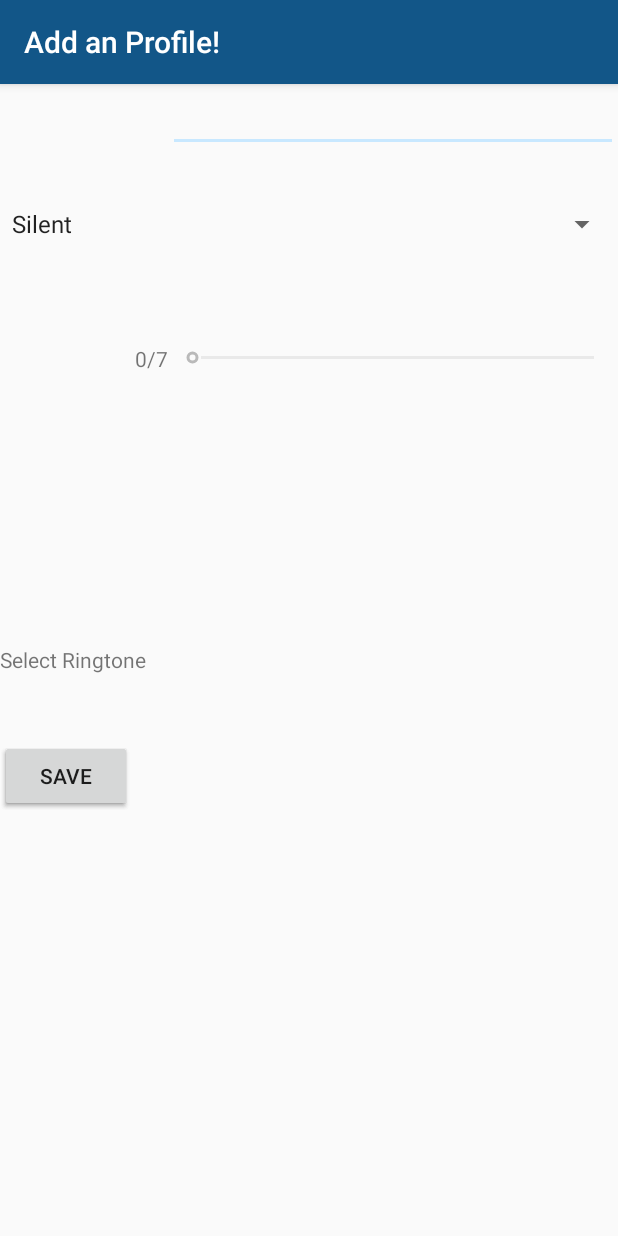
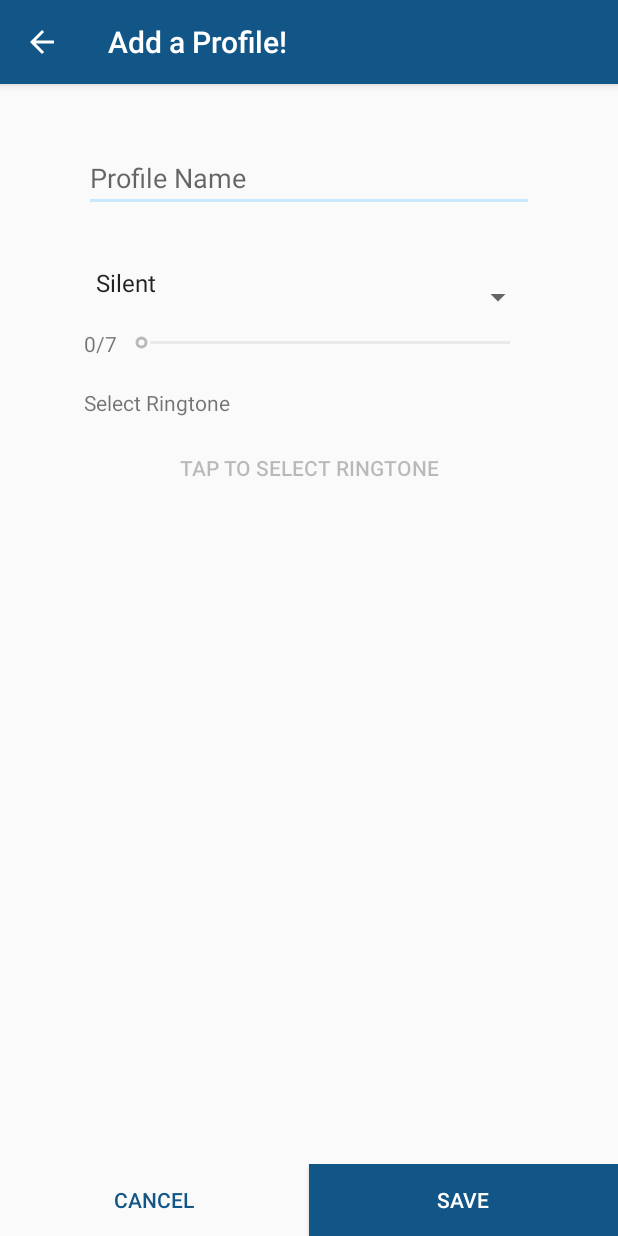
Before and after one commit to manoj2509/MainProject, an Android app: the AddProfile screen opened directly, with no data from a screen before it, on a phone screen of 412 x 824 dp. Run offline under Robolectric (Android 15) with nearby library versions, the phone set to English and light mode, and no system bars.

Commit message:
Improved Aesthetics.

```diff
--- a/app/src/main/AndroidManifest.xml
+++ b/app/src/main/AndroidManifest.xml
@@ -19,13 +19,16 @@
                 <category android:name="android.intent.category.LAUNCHER" />
             </intent-filter>
         </activity>
-        <activity android:name=".AddEvent"
+        <activity
+            android:name=".AddEvent"
             android:label="Add an Event!"
             android:parentActivityName=".MainActivity">
         </activity>
 
-        <activity android:name=".AddProfile"
-            android:label="Add an Profile!">
+        <activity
+            android:name=".AddProfile"
+            android:label="Add a Profile!"
+            android:parentActivityName=".MainActivity">
         </activity>
 
         <receiver android:name=".AlarmReceiver"/>
--- a/app/src/main/java/edu/scu/mparihar/mainproject/AddProfile.java
+++ b/app/src/main/java/edu/scu/mparihar/mainproject/AddProfile.java
@@ -64,15 +64,15 @@ public class AddProfile extends AppCompatActivity {
                 if (currentSelection[0].equals("Silent")) {
                     volumeSeekbar.setProgress(0);
                     volumeSeekbar.setEnabled(false);
-                    ringtoneButton.setVisibility(View.GONE);
+                    ringtoneButton.setEnabled(false);
                 }
                 if (currentSelection[0].equals("Vibrate Mode")) {
                     volumeSeekbar.setEnabled(false);
-                    ringtoneButton.setVisibility(View.GONE);
+                    ringtoneButton.setEnabled(false);
                 }
                 if (currentSelection[0].equals("Ringer Mode")) {
                     volumeSeekbar.setEnabled(true);
-                    ringtoneButton.setVisibility(View.VISIBLE);
+                    ringtoneButton.setEnabled(true);
                 }
             }
 
--- a/app/src/main/java/edu/scu/mparihar/mainproject/ProfileRecyclerViewAdapter.java
+++ b/app/src/main/java/edu/scu/mparihar/mainproject/ProfileRecyclerViewAdapter.java
@@ -34,7 +34,13 @@ public class ProfileRecyclerViewAdapter extends RecyclerView.Adapter<ProfileRecy
         holder.entryName.setText(profileData1.getName());
         // TODO check conditions and print accordingly.
 
-        holder.entryType.setImageResource(R.drawable.ic_volume_off_50dp);
+        if (profileData1.getType().equals("Silent")) {
+            holder.entryType.setImageResource(R.drawable.ic_volume_off_50dp);
+        } else if (profileData1.getType().equals("Vibrate Mode")) {
+            holder.entryType.setImageResource(R.drawable.ic_vibration_24dp);
+        } else {
+            holder.entryType.setImageResource(R.drawable.ic_volume_up_50dp);
+        }
     }
 
     @Override
--- a/app/src/main/res/drawable/ic_add_alert_50dp.xml
+++ b/app/src/main/res/drawable/ic_add_alert_50dp.xml
@@ -1,4 +1,4 @@
-<vector android:height="50dp" android:viewportHeight="24.0"
-    android:viewportWidth="24.0" android:width="50dp" xmlns:android="http://schemas.android.com/apk/res/android">
+<vector android:height="24dp" android:viewportHeight="24.0"
+    android:viewportWidth="24.0" android:width="24dp" xmlns:android="http://schemas.android.com/apk/res/android">
     <path android:fillColor="#FF000000" android:pathData="M10.01,21.01c0,1.1 0.89,1.99 1.99,1.99s1.99,-0.89 1.99,-1.99h-3.98zM18.88,16.82L18.88,11c0,-3.25 -2.25,-5.97 -5.29,-6.69v-0.72C13.59,2.71 12.88,2 12,2s-1.59,0.71 -1.59,1.59v0.72C7.37,5.03 5.12,7.75 5.12,11v5.82L3,18.94L3,20h18v-1.06l-2.12,-2.12zM16,13.01h-3v3h-2v-3L8,13.01L8,11h3L11,8h2v3h3v2.01z"/>
 </vector>
--- a/app/src/main/res/layout/activity_main.xml
+++ b/app/src/main/res/layout/activity_main.xml
@@ -37,7 +37,7 @@
         android:layout_gravity="bottom|end"
         android:layout_margin="@dimen/fab_margin"
         android:visibility="gone"
-        android:src="@android:drawable/ic_menu_add" />
+        android:src="@drawable/ic_add_alert_50dp" />
 
     <android.support.design.widget.FloatingActionButton
         android:id="@+id/fabEvent"
--- a/app/src/main/res/layout/add_profile.xml
+++ b/app/src/main/res/layout/add_profile.xml
@@ -1,84 +1,67 @@
 <?xml version="1.0" encoding="utf-8"?>
-<RelativeLayout
+<LinearLayout
     xmlns:android="http://schemas.android.com/apk/res/android"
     android:layout_width="match_parent"
-    android:layout_height="match_parent">
+    android:layout_height="match_parent"
+    android:orientation="vertical">
+
+    <LinearLayout
+        android:layout_width="match_parent"
+        android:layout_height="0dp"
+        android:layout_weight="1"
+        android:orientation="vertical"
+        android:gravity="center_horizontal">
+
+
 
         <EditText
-        android:layout_width="wrap_content"
+            android:layout_width="300dp"
             android:layout_height="wrap_content"
             android:id="@+id/profileName"
-        android:layout_alignParentTop="true"
-        android:layout_toRightOf="@+id/textView"
-        android:layout_alignRight="@+id/profile_type_spinner"
-        android:layout_alignEnd="@+id/profile_type_spinner"
-        android:inputType="text" />
+            android:inputType="text"
+            android:hint="@string/profile_name"
+            android:textSize="18sp"
+            android:layout_marginTop="40dp"/>
 
         <Spinner
-        android:layout_width="match_parent"
+            android:layout_width="300dp"
             android:layout_height="wrap_content"
             android:id="@+id/profile_type_spinner"
             android:entries="@array/profile_name"
             android:layout_marginTop="36dp"
-        android:layout_below="@+id/profileName"
-        android:layout_alignParentLeft="true"
-        android:layout_alignParentStart="true" />
+            android:paddingBottom="20dp"/>
+
+        <LinearLayout
+            android:layout_width="300dp"
+            android:layout_height="wrap_content"
+            android:paddingBottom="20dp">
 
             <TextView
                 android:layout_width="wrap_content"
                 android:layout_height="wrap_content"
-        android:text="@string/profile_name"
+                android:text="@string/select_volume"
                 android:id="@+id/textView"
-        android:gravity="center"
-        android:layout_marginTop="68dp"
-        android:layout_below="@+id/profile_type_spinner"
-        android:layout_toLeftOf="@+id/volume_seekbar"
-        android:layout_toStartOf="@+id/volume_seekbar" />
+                android:gravity="center" />
 
             <SeekBar
-        android:layout_width="300dp"
+                android:layout_width="fill_parent"
                 android:layout_height="wrap_content"
-        android:id="@+id/volume_seekbar"
-        android:layout_alignTop="@+id/textView"
-        android:layout_alignParentRight="true"
-        android:layout_alignParentEnd="true" />
+                android:id="@+id/volume_seekbar" />
+        </LinearLayout>
 
         <TextView
-        android:layout_width="match_parent"
+            android:layout_width="300dp"
             android:layout_height="wrap_content"
             android:text="@string/select_ringtone"
             android:id="@+id/textView2"
-        android:layout_centerVertical="true"
-        android:layout_alignParentLeft="true"
-        android:layout_alignParentStart="true" />
+            android:paddingBottom="10dp"/>
 
         <Button
             android:layout_width="match_parent"
             android:layout_height="wrap_content"
             android:text="@string/tap_to_select_ringtone"
             android:id="@+id/ringtone_button"
-        android:layout_below="@+id/textView2"
-        android:layout_alignParentLeft="true"
-        android:layout_alignParentStart="true" />
-
-    <Button
-        android:layout_width="wrap_content"
-        android:layout_height="wrap_content"
-        android:text="@string/cancel"
-        android:id="@+id/profile_cancel"
-        android:layout_below="@+id/ringtone_button"
-        android:layout_alignParentLeft="true"
-        android:layout_alignParentStart="true"
-        android:layout_marginTop="44dp" />
-
-    <Button
-        android:layout_width="wrap_content"
-        android:layout_height="wrap_content"
-        android:text="@string/save"
-        android:id="@+id/profile_save"
-        android:layout_alignTop="@+id/profile_cancel"
-        android:layout_alignRight="@+id/ringtone_button"
-        android:layout_alignEnd="@+id/ringtone_button" />
+            android:background="@color/transparent_color" />
 
         <TextView
             android:layout_width="wrap_content"
@@ -86,9 +69,7 @@
             android:textAppearance="?android:attr/textAppearanceMedium"
             android:text="@string/select_a_rongtone"
             android:id="@+id/error_rt"
-        android:layout_below="@+id/ringtone_button"
-        android:layout_alignParentLeft="true"
-        android:layout_alignParentStart="true"
+            android:paddingTop="30dp"
             android:visibility="gone"
             android:textColor="#d50000" />
 
@@ -96,11 +77,34 @@
             android:layout_width="wrap_content"
             android:layout_height="wrap_content"
             android:textAppearance="?android:attr/textAppearanceMedium"
+            android:paddingTop="30dp"
             android:text="@string/volume_cannot_be_0_at_ringer_mode"
             android:id="@+id/error_vol"
-        android:layout_below="@+id/ringtone_button"
-        android:layout_toRightOf="@+id/error_rt"
-        android:layout_toEndOf="@+id/error_rt"
             android:textColor="#d50000"
             android:visibility="gone" />
-</RelativeLayout>
+    </LinearLayout>
+    <LinearLayout
+        android:layout_width="match_parent"
+        android:layout_height="wrap_content"
+        android:layout_gravity="bottom"
+        android:orientation="horizontal">
+
+        <Button
+            android:layout_width="0dp"
+            android:layout_height="wrap_content"
+            android:text="@string/cancel"
+            android:layout_weight="1"
+            android:background="@color/transparent_color"
+            android:textColor="@color/colorPrimaryDark"
+            android:id="@+id/profile_cancel" />
+
+        <Button
+            android:layout_width="0dp"
+            android:layout_height="wrap_content"
+            android:text="@string/save"
+            android:layout_weight="1"
+            android:background="@color/colorPrimaryDark"
+            android:textColor="#FFFFFF"
+            android:id="@+id/profile_save" />
+    </LinearLayout>
+</LinearLayout>
--- a/app/src/main/res/layout/profile_row.xml
+++ b/app/src/main/res/layout/profile_row.xml
@@ -9,7 +9,8 @@
         android:layout_height="50dp"
         android:id="@+id/profile_list_type"
         android:contentDescription="@string/type_image"
-        android:layout_gravity="center_vertical" />
+        android:layout_gravity="center_vertical"
+        android:padding="8dp" />
 
     <TextView
         android:layout_width="0dp"
--- a/app/src/main/res/values/strings.xml
+++ b/app/src/main/res/values/strings.xml
@@ -20,6 +20,7 @@
     <string name="tap_to_select_ringtone">TAP TO SELECT RINGTONE</string>
     <string name="volume_cannot_be_0_at_ringer_mode">Volume cannot be 0 at ringer mode!</string>
     <string name="select_a_rongtone">Select a Rongtone!</string>
+    <string name="select_volume">Select Volume:</string>
     <string-array name="profile_name">
         <item>Silent</item>
         <item>Vibrate Mode</item>
```
Lines whose indentation alone changed are shown as unchanged.
